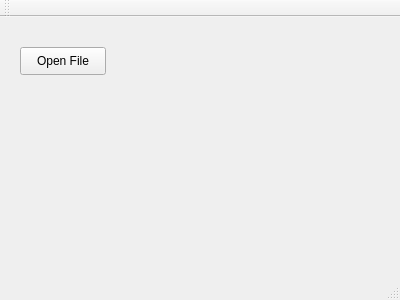
klammrock/graphics_effects, file graphics_w_ui/mainwindow.ui: the form before one commit.
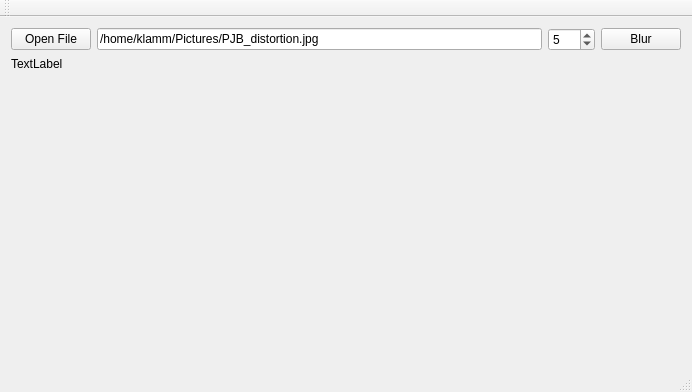
The form after the commit.

Commit message: long time blur

The edit to the form file:
```diff
--- a/graphics_w_ui/mainwindow.ui
+++ b/graphics_w_ui/mainwindow.ui
@@ -6,27 +6,71 @@
    <rect>
     <x>0</x>
     <y>0</y>
-    <width>400</width>
-    <height>300</height>
+    <width>692</width>
+    <height>392</height>
    </rect>
   </property>
   <property name="windowTitle">
    <string>MainWindow</string>
   </property>
   <widget class="QWidget" name="centralWidget">
-   <widget class="QPushButton" name="pushButton">
-    <property name="geometry">
-     <rect>
-      <x>20</x>
-      <y>30</y>
-      <width>86</width>
-      <height>28</height>
-     </rect>
-    </property>
-    <property name="text">
-     <string>Open File</string>
-    </property>
-   </widget>
+   <layout class="QVBoxLayout" name="verticalLayout">
+    <item>
+     <layout class="QHBoxLayout" name="horizontalLayout">
+      <item>
+       <widget class="QPushButton" name="pushButton">
+        <property name="text">
+         <string>Open File</string>
+        </property>
+       </widget>
+      </item>
+      <item>
+       <widget class="QLineEdit" name="imagePathLineEdit">
+        <property name="text">
+         <string>/home/klamm/Pictures/PJB_distortion.jpg</string>
+        </property>
+       </widget>
+      </item>
+      <item>
+       <widget class="QSpinBox" name="effectSpinBox">
+        <property name="maximum">
+         <number>100</number>
+        </property>
+        <property name="value">
+         <number>5</number>
+        </property>
+       </widget>
+      </item>
+      <item>
+       <widget class="QPushButton" name="pushButton_2">
+        <property name="text">
+         <string>Blur</string>
+        </property>
+       </widget>
+      </item>
+     </layout>
+    </item>
+    <item>
+     <widget class="QLabel" name="imageLabel">
+      <property name="text">
+       <string>TextLabel</string>
+      </property>
+     </widget>
+    </item>
+    <item>
+     <spacer name="verticalSpacer">
+      <property name="orientation">
+       <enum>Qt::Vertical</enum>
+      </property>
+      <property name="sizeHint" stdset="0">
+       <size>
+        <width>20</width>
+        <height>241</height>
+       </size>
+      </property>
+     </spacer>
+    </item>
+   </layout>
   </widget>
   <widget class="QMenuBar" name="menuBar">
    <property name="geometry">
```
Left out of the diff: 2 changed lines with no effect on the pictures. The commit also changes 2 other files.
